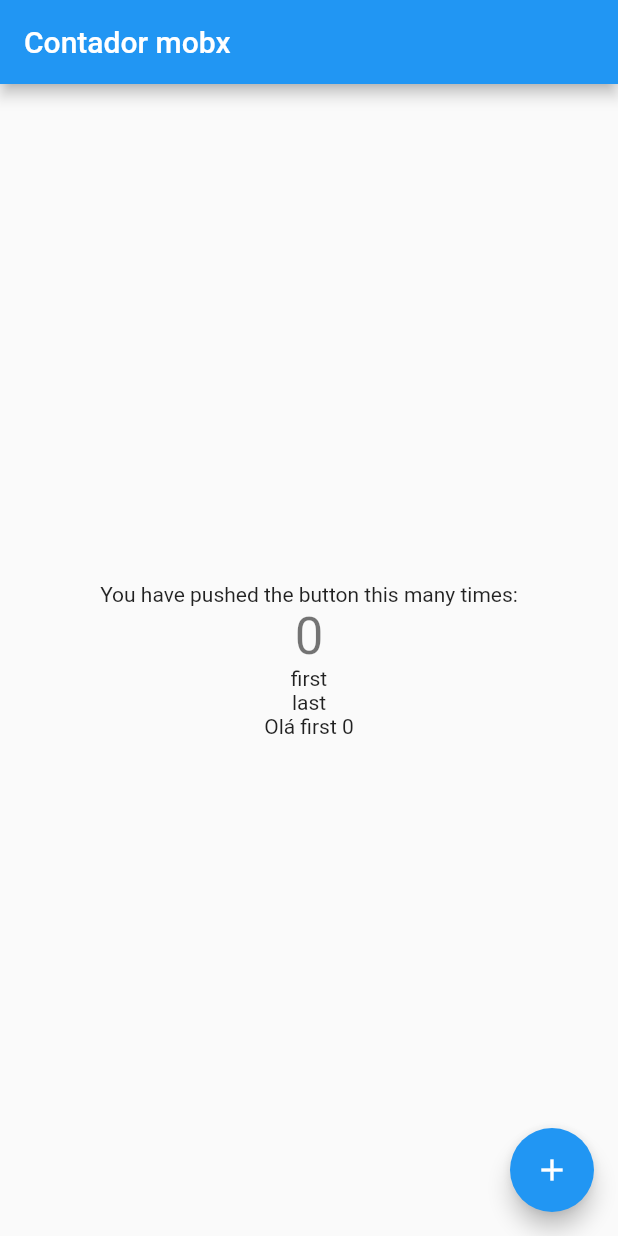
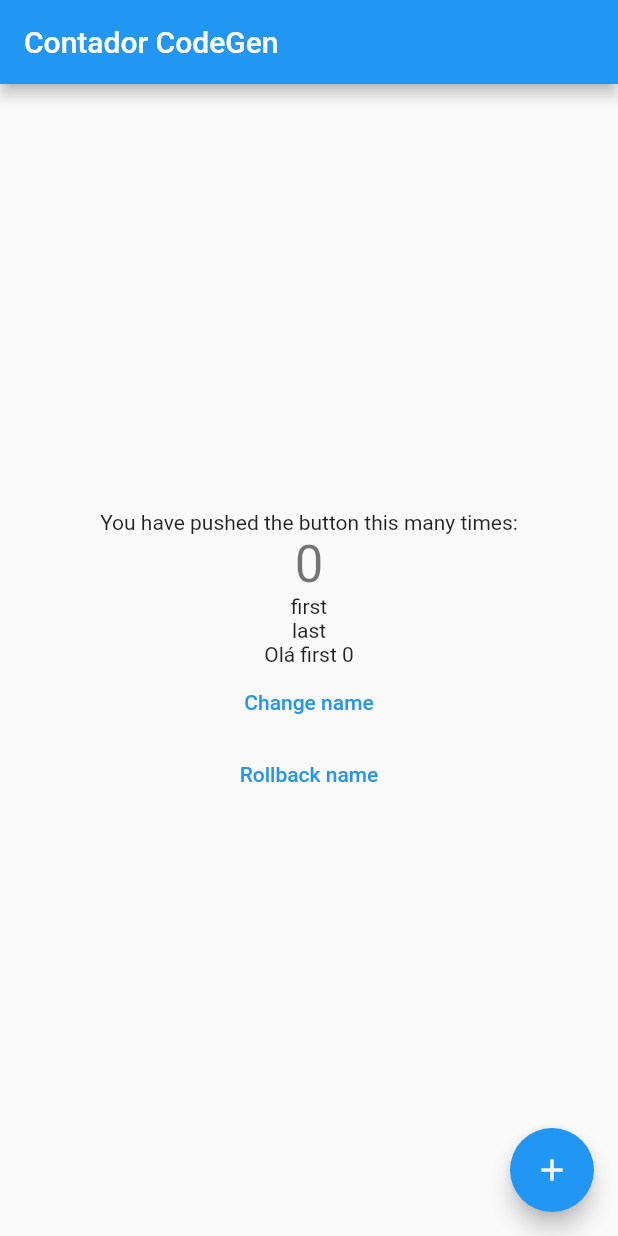
Before and after one commit to guilhermemanhani/mobx_imc, a Flutter app: the screen it shows after launch, on a phone screen of 412 x 824 dp. Run offline on Flutter 3.47's test engine with Material 2 defaults, Android fonts, the phone set to English and light mode, and no system bars; our stand-ins replace flutter_mobx, mobx; generated files the repository leaves out were written again.

Commit message:
mobx com codegen

```diff
--- a/lib/contador/contador_controller.dart
+++ b/lib/contador/contador_controller.dart
@@ -1,8 +1,10 @@
 import 'package:mobx/mobx.dart';
+import 'package:mobx_imc/model/full_name.dart';
 
 class ContadorController {
-  var _counter = Observable<int>(0, name: 'counter observable');
-  var _fullName = Observable<FullName>(FullName(first: 'first', last: 'last'));
+  final _counter = Observable<int>(0, name: 'counter observable');
+  final _fullName =
+      Observable<FullName>(FullName(first: 'first', last: 'last'));
   late Action increment;
   late Computed _saudacaoComputed;
 
@@ -35,23 +37,3 @@ class ContadorController {
     print(_fullName.value.hashCode);
   }
 }
-
-class FullName {
-  String first;
-  String last;
-
-  FullName({
-    required this.first,
-    required this.last,
-  });
-
-  FullName copyWith({
-    String? first,
-    String? last,
-  }) {
-    return FullName(
-      first: first ?? this.first,
-      last: last ?? this.last,
-    );
-  }
-}
--- /dev/null
+++ b/lib/contador_codegen/contador_codegen_page.dart
@@ -0,0 +1,106 @@
+// ignore_for_file: avoid_print, avoid_function_literals_in_foreach_calls
+
+import 'package:flutter/material.dart';
+import 'package:flutter_mobx/flutter_mobx.dart';
+import 'package:mobx/mobx.dart';
+import 'package:mobx_imc/contador_codegen/contador_codegen_controller.dart';
+
+class ContadorCodegenPage extends StatefulWidget {
+  const ContadorCodegenPage({Key? key}) : super(key: key);
+
+  @override
+  State<ContadorCodegenPage> createState() => _ContadorCodegenPageState();
+}
+
+class _ContadorCodegenPageState extends State<ContadorCodegenPage> {
+  final controller = ContadorCodegenController();
+  final reactionDisposer = <ReactionDisposer>[];
+
+  @override
+  void initState() {
+    super.initState();
+    // autorun fuca escutando as variaves que estao sendo usadas dentro dele
+    // e tambem roda logo quando criado!!!
+    final autorunDisposer = autorun((_) {
+      print('---------------- auto run -----------------------');
+      print(controller.fullName.first);
+    });
+
+    // reactuon nos falamos para o mox qual o antributo observavel que queremos observar!!!!
+    final reactionDis = reaction((_) => controller.counter, (counter) {
+      print('---------------- reaction -----------------------');
+      print(counter);
+    });
+
+    // Disparado apenas uma vez if que se executa apenas uma vez
+    final whenDisposer =
+        when((_) => controller.fullName.first == 'Guilherme', () {
+      print('---------------- when -----------------------');
+      print(controller.fullName.first);
+    });
+    reactionDisposer.add(autorunDisposer);
+    reactionDisposer.add(reactionDis);
+    reactionDisposer.add(whenDisposer);
+  }
+
+  @override
+  void dispose() {
+    super.dispose();
+    reactionDisposer.forEach((element) => element());
+  }
+
+  @override
+  Widget build(BuildContext context) {
+    return Scaffold(
+      appBar: AppBar(
+        title: const Text('Contador CodeGen'),
+      ),
+      body: Center(
+        child: Column(
+          mainAxisAlignment: MainAxisAlignment.center,
+          children: <Widget>[
+            const Text(
+              'You have pushed the button this many times:',
+            ),
+            Observer(
+              builder: (_) {
+                return Text(
+                  '${controller.counter}',
+                  style: Theme.of(context).textTheme.headline4,
+                );
+              },
+            ),
+            Observer(
+              builder: (_) {
+                return Text(controller.fullName.first);
+              },
+            ),
+            Observer(
+              builder: (_) {
+                return Text(controller.fullName.last);
+              },
+            ),
+            Observer(
+              builder: (_) {
+                return Text(controller.saudacao);
+              },
+            ),
+            TextButton(
+              onPressed: () => controller.changeName(),
+              child: const Text('Change name'),
+            ),
+            TextButton(
+              onPressed: () => controller.roolbackName(),
+              child: const Text('Rollback name'),
+            ),
+          ],
+        ),
+      ),
+      floatingActionButton: FloatingActionButton(
+        onPressed: () => controller.increment(),
+        tooltip: 'Increment',
+        child: const Icon(Icons.add),
+      ),
+    );
+  }
+}
--- a/lib/main.dart
+++ b/lib/main.dart
@@ -1,5 +1,6 @@
 import 'package:flutter/material.dart';
-import 'package:mobx_imc/contador/contador_page.dart';
+// import 'package:mobx_imc/contador/contador_page.dart';
+import 'package:mobx_imc/contador_codegen/contador_codegen_page.dart';
 
 void main() {
   runApp(const MyApp());
@@ -14,7 +15,7 @@ class MyApp extends StatelessWidget {
       theme: ThemeData(
         primarySwatch: Colors.blue,
       ),
-      home: ContadorPage(),
+      home: const ContadorCodegenPage(),
     );
   }
 }
```
Also changed, not shown: lib/contador_codegen/contador_codegen_controller.dart (added, +32 -0 lines), lib/model/full_name.dart (added, +19 -0 lines), lib/contador_codegen/contador_codegen_controller.g.dart (added).
